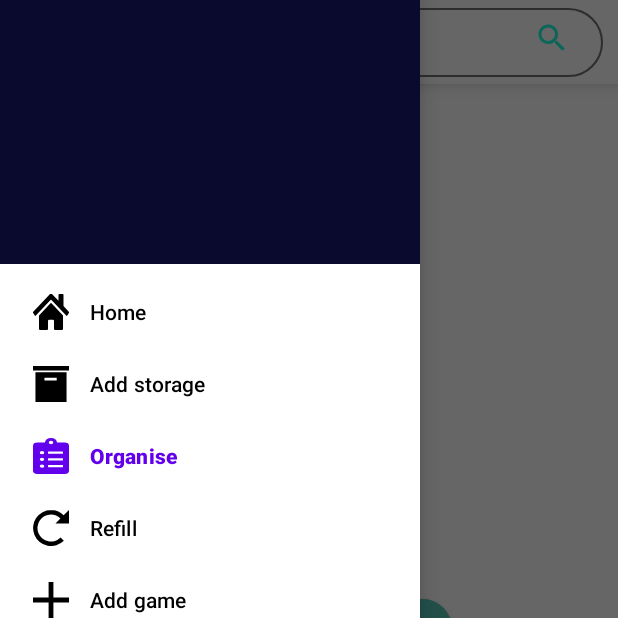
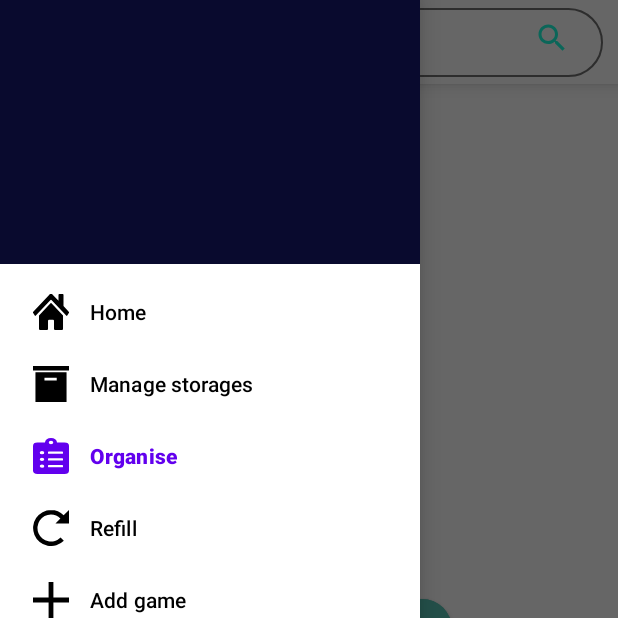
Before and after one commit to AndreiBaicu26/air_deposit_android, an Android app: the OrganiseFragment screen opened through its navigation route, in the side drawer, after a tap on "Organise", on a phone screen of 412 x 824 dp, the top half of it. Run offline under Robolectric (Android 15) with nearby library versions, the phone set to English and light mode, and no system bars; our stand-ins replace navigation-ui; libraries missing offline, so code that uses them is left out: com.afollestad.materialdialogs, me.dm7.barcodescanner; Roboto replaces fonts that are not available here; 9 statements that could not run were skipped.

Commit message:
Added storage details

```diff
--- a/app/src/main/java/com/example/airdeposit/fragments/AddStorageFragment.java
+++ b/app/src/main/java/com/example/airdeposit/fragments/AddStorageFragment.java
@@ -19,6 +19,8 @@ import com.example.airdeposit.StorageSpace;
 import com.example.airdeposit.callbacks.CallbackAddStorage;
 import com.google.android.material.snackbar.BaseTransientBottomBar;
 import com.google.android.material.snackbar.Snackbar;
+
+import java.util.Objects;
 
 
 /**
@@ -55,9 +57,9 @@ public class AddStorageFragment extends Fragment {
 
                             Toast.makeText(getContext(),"Storage with this ID already exists", Toast.LENGTH_SHORT).show();
                         }else{
-                            Snackbar.make(getView(),"Storage added", BaseTransientBottomBar.LENGTH_SHORT).show();
+                            Snackbar.make(requireView(),"Storage added", BaseTransientBottomBar.LENGTH_SHORT).show();
 
-                            Navigation.findNavController(getView()).navigate(R.id.listOfStoragesFragment);
+                            Navigation.findNavController(getView()).navigate(R.id.action_addStorageFragment2_to_addStorageFragment);
                         }
                     }
                 });
--- a/app/src/main/java/com/example/airdeposit/fragments/CameraScanFragment.java
+++ b/app/src/main/java/com/example/airdeposit/fragments/CameraScanFragment.java
@@ -48,7 +48,8 @@ public class CameraScanFragment extends Fragment implements ZXingScannerView.Res
     public void handleResult(Result rawResult) {
         final String detectedText = rawResult.getText();
         final AlertDialog.Builder builder = new AlertDialog.Builder(getActivity());
-        builder.setPositiveButton("Ok", (dialog, which) -> Navigation.findNavController(getView()).navigate(R.id.action_cameraScanFragment_to_homeFragment));
+        builder.setPositiveButton("Ok", (dialog, which) ->
+                Navigation.findNavController(getView()).popBackStack());
 
         Firebase.getProduct(detectedText, product -> {
             if (product == null) {
@@ -64,7 +65,7 @@ public class CameraScanFragment extends Fragment implements ZXingScannerView.Res
                 if(from.equals("home")) {
                     Navigation.findNavController(getView()).navigate(R.id.action_cameraScanFragment_to_productDetailsFragment,bundle);
                 }else{
-                    Navigation.findNavController(getView()).navigate(R.id.organiseItemFragment,bundle);
+                    Navigation.findNavController(getView()).navigate(R.id.action_cameraScanFragment_to_organiseItemFragment,bundle);
                 }
 
 
--- a/app/src/main/java/com/example/airdeposit/fragments/ListOfStoragesFragment.java
+++ b/app/src/main/java/com/example/airdeposit/fragments/ListOfStoragesFragment.java
@@ -108,7 +108,9 @@ public class ListOfStoragesFragment extends Fragment {
        adapter.setOnItemClickListener(new StorageAdapter.OnItemClickListener() {
            @Override
            public void onItemClick(int position) {
-
+                    Bundle b = new Bundle();
+                    b.putParcelable("storage",adapter.getItem(position));
+                    Navigation.findNavController(getView()).navigate(R.id.action_listOfStoragesFragment_to_storageDetailsFragment,b);
            }
 
            @Override
--- a/app/src/main/java/com/example/airdeposit/fragments/OrganiseFragment.java
+++ b/app/src/main/java/com/example/airdeposit/fragments/OrganiseFragment.java
@@ -1,20 +1,27 @@
 package com.example.airdeposit.fragments;
 
+import android.app.AlertDialog;
+import android.content.DialogInterface;
 import android.os.Bundle;
 import android.view.LayoutInflater;
 import android.view.View;
 import android.view.ViewGroup;
 import android.widget.Button;
+import android.widget.ImageView;
+import android.widget.TextView;
 
 import androidx.annotation.NonNull;
 import androidx.annotation.Nullable;
 import androidx.fragment.app.Fragment;
 import androidx.navigation.Navigation;
 
+import com.example.airdeposit.Firebase;
+import com.example.airdeposit.Product;
 import com.example.airdeposit.R;
+import com.example.airdeposit.callbacks.CallBackProduct;
 
 public class OrganiseFragment extends Fragment {
-
+    TextView input;
     Button btnScan;
     @Nullable
     @Override
@@ -25,10 +32,50 @@ public class OrganiseFragment extends Fragment {
         btnScan.setOnClickListener(v ->{
             Bundle b = new Bundle();
             b.putString("from","organise");
-            Navigation.findNavController(getView()).navigate(R.id.cameraScanFragment,b);
+            Navigation.findNavController(getView()).navigate(R.id.action_organiseFragment_to_cameraScanFragment,b);
         });
 
+        input = getActivity().findViewById(R.id.inputProductId);
+        ImageView i = getActivity().findViewById(R.id.custom_toolbar).findViewById(R.id.imgSearch);
+        i.setOnClickListener(a->{imgPressSearchProduct(getView());});
         return view;
+    }
+
+
+    public void imgPressSearchProduct(final View view) {
+
+        if(input.getText().toString().length() > 0) {
+            String productCode = input.getText().toString();
+            final AlertDialog.Builder builder = new AlertDialog.Builder(getContext());
+            builder.setPositiveButton("Ok", new DialogInterface.OnClickListener() {
+                @Override
+                public void onClick(DialogInterface dialog, int which) {
+
+
+                }});
+
+
+            Firebase.getProduct(productCode, new CallBackProduct() {
+                @Override
+                public void onCallbackProduct(Product product) {
+                    if (product == null) {
+                        builder.setTitle("Could not detect product");
+                        builder.setMessage("Speak to a manager");
+
+                        AlertDialog alert = builder.create();
+                        alert.show();
+
+                    } else {
+
+                        Bundle bundle = new Bundle();
+                        bundle.putParcelable("product",product);
+                        Navigation.findNavController(getView()).navigate(R.id.action_organiseFragment_to_organiseItemFragment,bundle);
+                    }
+                }});
+
+        }
+
+
     }
 
     @Override
--- a/app/src/main/res/menu/drawer_menu.xml
+++ b/app/src/main/res/menu/drawer_menu.xml
@@ -10,7 +10,7 @@
         <item
             android:id="@+id/listOfStoragesFragment"
             android:icon="@drawable/ic_icon_map_storage"
-            android:title="Add storage"/>
+            android:title="Manage storages"/>
         <item
             android:id="@+id/organiseFragment"
             android:icon="@drawable/ic_clipboard"
--- a/app/src/main/res/navigation/nav_graph.xml
+++ b/app/src/main/res/navigation/nav_graph.xml
@@ -18,17 +18,20 @@
         <action
             android:id="@+id/action_addStorageFragment_to_addStorageFragment2"
             app:destination="@id/addStorageFragment2"
+            app:launchSingleTop="false"
             app:popUpTo="@id/listOfStoragesFragment"
-            app:popUpToInclusive="true" />
+            app:popUpToInclusive="false" />
+        <action
+            android:id="@+id/action_listOfStoragesFragment_to_storageDetailsFragment"
+            app:destination="@id/storageDetailsFragment"
+            app:popUpTo="@id/addGameFragment"
+            app:popUpToInclusive="false" />
     </fragment>
     <fragment
         android:id="@+id/homeFragment"
         android:name="com.example.airdeposit.fragments.HomeFragment"
         android:label="HomeFragment"
         tools:layout="@layout/fragment_home">
-        <action
-            android:id="@+id/action_homeFragment_to_cameraScanFragment"
-            app:destination="@id/cameraScanFragment" />
         <action
             android:id="@+id/action_homeFragment_to_productDetailsFragment"
             app:destination="@id/productDetailsFragment"
@@ -42,6 +45,11 @@
         <action
             android:id="@+id/action_homeFragment_to_organiseFragment"
             app:destination="@id/organiseFragment" />
+        <action
+            android:id="@+id/action_homeFragment_to_cameraScanFragment"
+            app:destination="@id/cameraScanFragment"
+            app:popUpTo="@id/homeFragment"
+            app:popUpToInclusive="false"/>
     </fragment>
     <fragment
         android:id="@+id/organiseFragment"
@@ -50,7 +58,12 @@
         tools:layout="@layout/fragment_organise">
         <action
             android:id="@+id/action_organiseFragment_to_cameraScanFragment"
-            app:destination="@id/cameraScanFragment" />
+            app:destination="@id/cameraScanFragment"
+            app:popUpTo="@id/organiseFragment"
+            app:popUpToInclusive="false"/>
+        <action
+            android:id="@+id/action_organiseFragment_to_organiseItemFragment"
+            app:destination="@id/organiseItemFragment" />
     </fragment>
     <fragment
         android:id="@+id/refillFragment"
@@ -64,11 +77,7 @@
         android:name="com.example.airdeposit.fragments.CameraScanFragment"
         android:label="fragment_camera_scan"
         tools:layout="@layout/fragment_camera_scan" >
-        <action
-            android:id="@+id/action_cameraScanFragment_to_homeFragment"
-            app:destination="@id/homeFragment"
-            app:popUpTo="@id/homeFragment"
-            app:popUpToInclusive="true" />
+
         <action
             android:id="@+id/action_cameraScanFragment_to_productDetailsFragment"
             app:destination="@id/productDetailsFragment"
@@ -79,7 +88,7 @@
             android:id="@+id/action_cameraScanFragment_to_organiseItemFragment"
             app:destination="@id/organiseItemFragment"
             app:popUpTo="@id/organiseFragment"
-            app:popUpToInclusive="true" />
+            app:popUpToInclusive="false" />
     </fragment>
     <fragment
 
@@ -96,10 +105,15 @@
             android:id="@+id/action_addStorageFragment2_to_addStorageFragment"
             app:destination="@id/listOfStoragesFragment"
             app:popUpTo="@id/homeFragment"
-            app:popUpToInclusive="true" />
+            app:popUpToInclusive="false" />
     </fragment>
     <fragment
         android:id="@+id/organiseItemFragment"
         android:name="com.example.airdeposit.fragments.OrganiseItemFragment"
         android:label="OrganiseItemFragment" />
+    <fragment
+        android:id="@+id/storageDetailsFragment"
+        android:name="com.example.airdeposit.fragments.StorageDetailsFragment"
+        android:label="fragment_storage_details"
+        tools:layout="@layout/fragment_storage_details" />
 </navigation>
--- a/build.gradle
+++ b/build.gradle
@@ -8,7 +8,7 @@ buildscript {
 
     }
     dependencies {
-        classpath 'com.android.tools.build:gradle:3.6.2'
+        classpath 'com.android.tools.build:gradle:3.6.3'
         classpath 'com.google.gms:google-services:4.3.3'
         def nav_version = "2.3.0-alpha05"
         classpath "androidx.navigation:navigation-safe-args-gradle-plugin:$nav_version"
```
Also changed, not shown: app/src/main/java/com/example/airdeposit/Firebase.java (+21 -1 lines), app/src/main/java/com/example/airdeposit/MainActivity.java (+3 -5 lines), app/src/main/java/com/example/airdeposit/Product.java (+15 -3 lines), app/src/main/java/com/example/airdeposit/ProductAdapter.java (added, +56 -0 lines), app/src/main/java/com/example/airdeposit/StorageSpace.java (+27 -8 lines), app/src/main/java/com/example/airdeposit/fragments/HomeFragment.java (+1 -6 lines), app/src/main/java/com/example/airdeposit/fragments/OrganiseItemFragment.java (+23 -5 lines), app/src/main/java/com/example/airdeposit/fragments/StorageDetailsFragment.java (added, +103 -0 lines), app/src/main/res/layout/fragment_storage_details.xml (added, +93 -0 lines), app/src/main/res/layout/product_list_item.xml (added, +51 -0 lines), app/src/main/res/values/strings.xml (+5 -2 lines).
